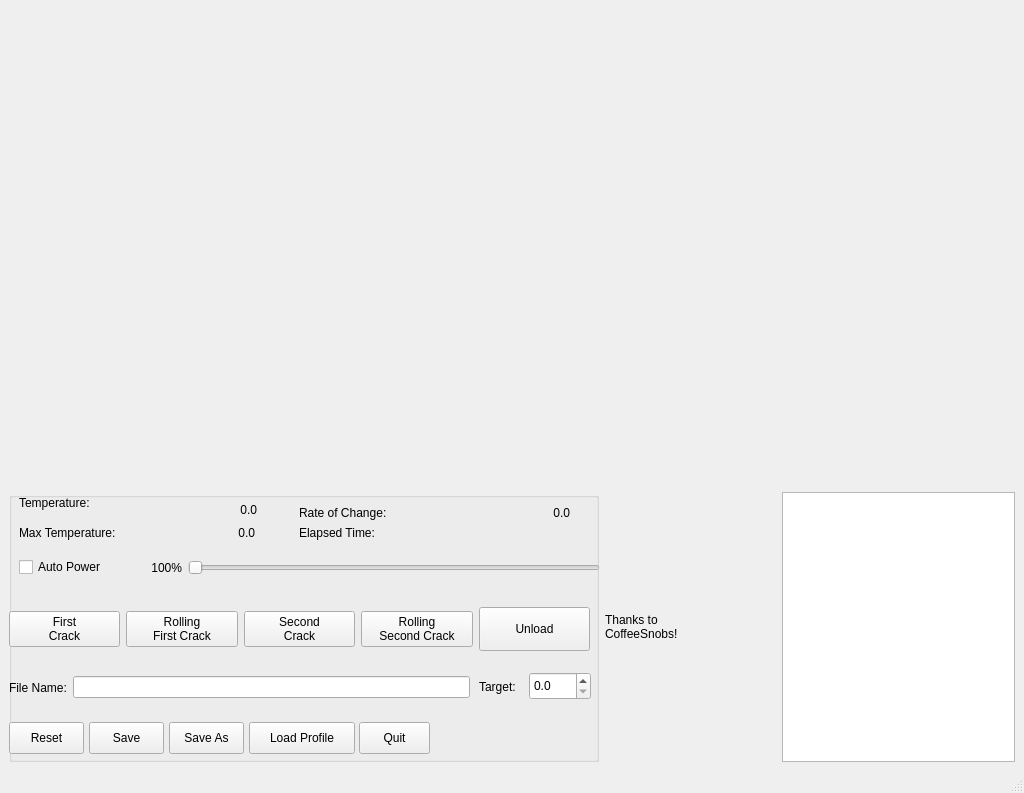
First picture: the form in pyRoastUI.ui, repository spontarelliam/pyRoast, before the edit.
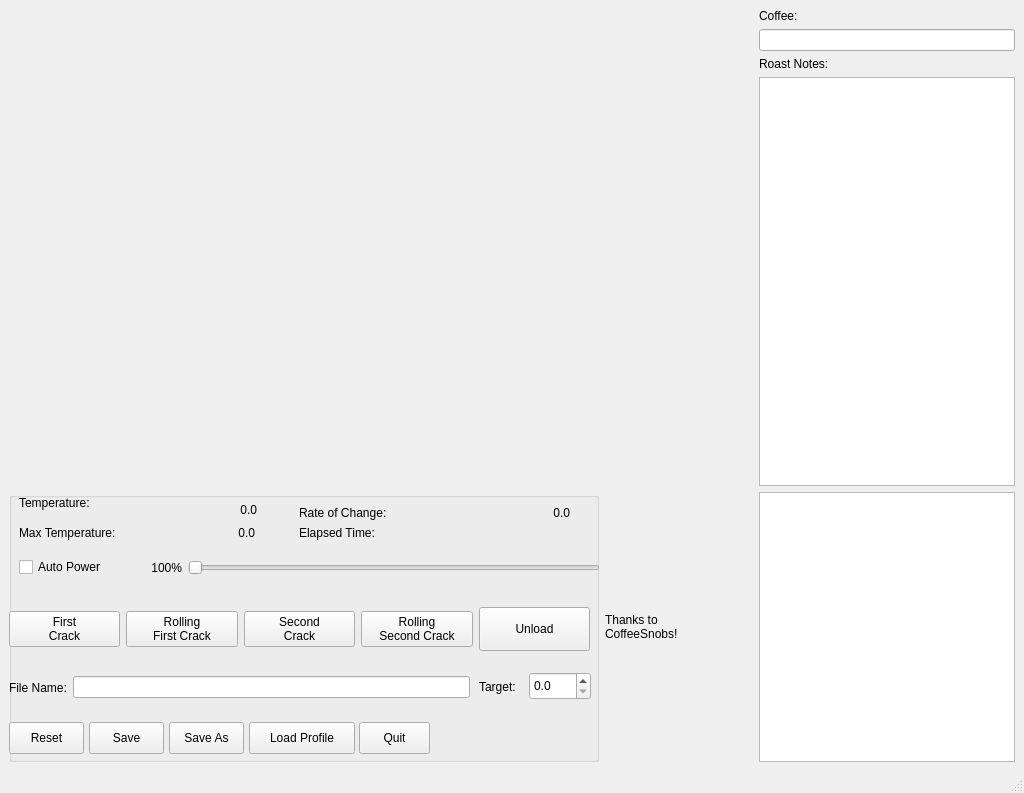
Second picture: the form after the edit. Custom widgets are drawn as their Qt base class.

Commit message: added textbox for coffee type and notes about roast.

Diff of the .ui file:
```diff
--- a/pyRoastUI.ui
+++ b/pyRoastUI.ui
@@ -35,64 +35,6 @@
    <layout class="QGridLayout" name="gridLayout_2">
     <item row="0" column="0">
      <layout class="QGridLayout" name="gridLayout">
-      <item row="0" column="0" colspan="3">
-       <widget class="KPlotWidget" name="TemperaturePlot">
-        <property name="sizePolicy">
-         <sizepolicy hsizetype="Maximum" vsizetype="Fixed">
-          <horstretch>1</horstretch>
-          <verstretch>3</verstretch>
-         </sizepolicy>
-        </property>
-        <property name="minimumSize">
-         <size>
-          <width>600</width>
-          <height>300</height>
-         </size>
-        </property>
-        <property name="maximumSize">
-         <size>
-          <width>2000</width>
-          <height>2000</height>
-         </size>
-        </property>
-        <property name="sizeIncrement">
-         <size>
-          <width>1</width>
-          <height>1</height>
-         </size>
-        </property>
-        <property name="baseSize">
-         <size>
-          <width>0</width>
-          <height>0</height>
-         </size>
-        </property>
-        <property name="backgroundColor">
-         <color>
-          <red>0</red>
-          <green>0</green>
-          <blue>0</blue>
-         </color>
-        </property>
-       </widget>
-      </item>
-      <item row="1" column="1">
-       <widget class="QLabel" name="CSLogo">
-        <property name="maximumSize">
-         <size>
-          <width>171</width>
-          <height>16777215</height>
-         </size>
-        </property>
-        <property name="text">
-         <string>Thanks to
-CoffeeSnobs!</string>
-        </property>
-       </widget>
-      </item>
-      <item row="1" column="2">
-       <widget class="KTextBrowser" name="tMessages"/>
-      </item>
       <item row="1" column="0">
        <widget class="QGroupBox" name="groupBox">
         <property name="sizePolicy">
@@ -536,6 +478,93 @@
         </widget>
        </widget>
       </item>
+      <item row="1" column="2">
+       <widget class="KTextBrowser" name="tMessages"/>
+      </item>
+      <item row="0" column="0" colspan="2">
+       <widget class="KPlotWidget" name="TemperaturePlot">
+        <property name="sizePolicy">
+         <sizepolicy hsizetype="Maximum" vsizetype="Fixed">
+          <horstretch>1</horstretch>
+          <verstretch>3</verstretch>
+         </sizepolicy>
+        </property>
+        <property name="minimumSize">
+         <size>
+          <width>600</width>
+          <height>300</height>
+         </size>
+        </property>
+        <property name="maximumSize">
+         <size>
+          <width>2000</width>
+          <height>2000</height>
+         </size>
+        </property>
+        <property name="sizeIncrement">
+         <size>
+          <width>1</width>
+          <height>1</height>
+         </size>
+        </property>
+        <property name="baseSize">
+         <size>
+          <width>0</width>
+          <height>0</height>
+         </size>
+        </property>
+        <property name="font">
+         <font>
+          <pointsize>12</pointsize>
+         </font>
+        </property>
+        <property name="backgroundColor" stdset="0">
+         <color>
+          <red>0</red>
+          <green>0</green>
+          <blue>0</blue>
+         </color>
+        </property>
+       </widget>
+      </item>
+      <item row="1" column="1">
+       <widget class="QLabel" name="CSLogo">
+        <property name="maximumSize">
+         <size>
+          <width>171</width>
+          <height>16777215</height>
+         </size>
+        </property>
+        <property name="text">
+         <string>Thanks to
+CoffeeSnobs!</string>
+        </property>
+       </widget>
+      </item>
+      <item row="0" column="2">
+       <layout class="QVBoxLayout" name="verticalLayout">
+        <item>
+         <widget class="QLabel" name="label_7">
+          <property name="text">
+           <string>Coffee:</string>
+          </property>
+         </widget>
+        </item>
+        <item>
+         <widget class="QLineEdit" name="coffee"/>
+        </item>
+        <item>
+         <widget class="QLabel" name="label_8">
+          <property name="text">
+           <string>Roast Notes:</string>
+          </property>
+         </widget>
+        </item>
+        <item>
+         <widget class="QTextEdit" name="notes"/>
+        </item>
+       </layout>
+      </item>
      </layout>
     </item>
    </layout>
```
Left out of the diff: 3 changed lines with no effect on the pictures. The commit also changes 4 other files.
